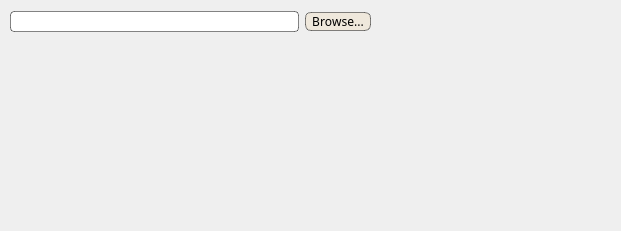
Qt form src/ui/roapageinstall.ui (Lerentis/ROAI) before a commit.
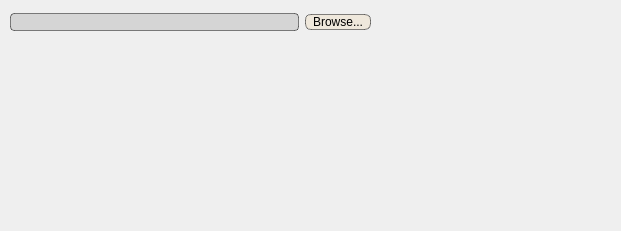
The same form after that commit.

```diff
--- a/src/ui/roapageinstall.ui
+++ b/src/ui/roapageinstall.ui
@@ -25,6 +25,9 @@
   <property name="windowTitle">
    <string>Form</string>
   </property>
+  <property name="styleSheet">
+   <string notr="true">color: rgb(0, 0, 0);</string>
+  </property>
   <widget class="QWidget" name="horizontalLayoutWidget_2">
    <property name="geometry">
     <rect>
@@ -34,12 +37,17 @@
      <height>24</height>
     </rect>
    </property>
+   <property name="font">
+    <font>
+     <family>Ubuntu</family>
+    </font>
+   </property>
    <layout class="QHBoxLayout" name="hlPath">
     <item>
      <widget class="QLineEdit" name="qlPath">
       <property name="font">
        <font>
-        <family>Modern Antiqua</family>
+        <family>Ubuntu</family>
         <stylestrategy>PreferAntialias</stylestrategy>
         <kerning>false</kerning>
        </font>
@@ -48,7 +56,9 @@
        <string notr="true">border-width:1px;
 border-style:solid;
 border-radius:4px;
-border-color: rgba(0, 0, 0, 120);</string>
+border-color: rgba(0, 0, 0, 120);
+color: rgb(0, 0, 0);
+background-color: rgb(213, 213, 213);</string>
       </property>
      </widget>
     </item>
@@ -56,7 +66,7 @@
      <widget class="QPushButton" name="qbBrowse">
       <property name="font">
        <font>
-        <family>Modern Antiqua</family>
+        <family>Ubuntu</family>
         <stylestrategy>PreferAntialias</stylestrategy>
         <kerning>false</kerning>
        </font>
```
Left out of the diff: 2 changed lines with no effect on the pictures.
